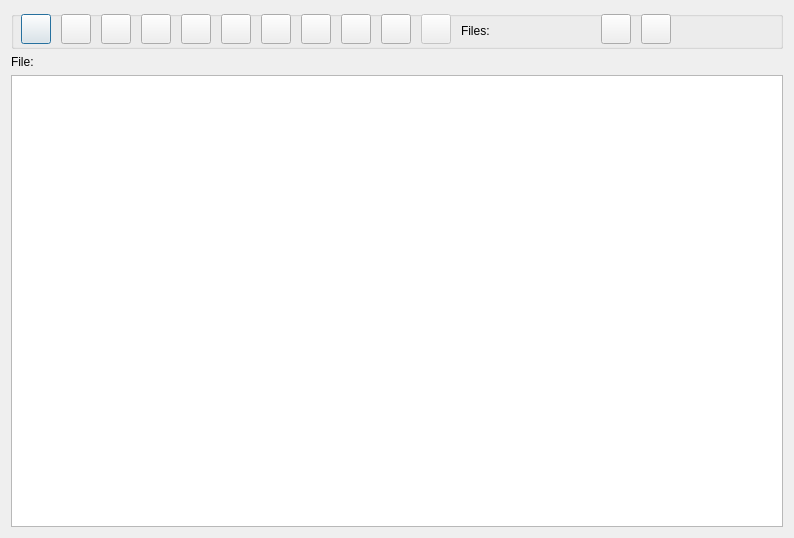
Old version of the form src/GUI_UIs/ui_dialog_manage_files.ui in the repository ccbogel/QualCoder.
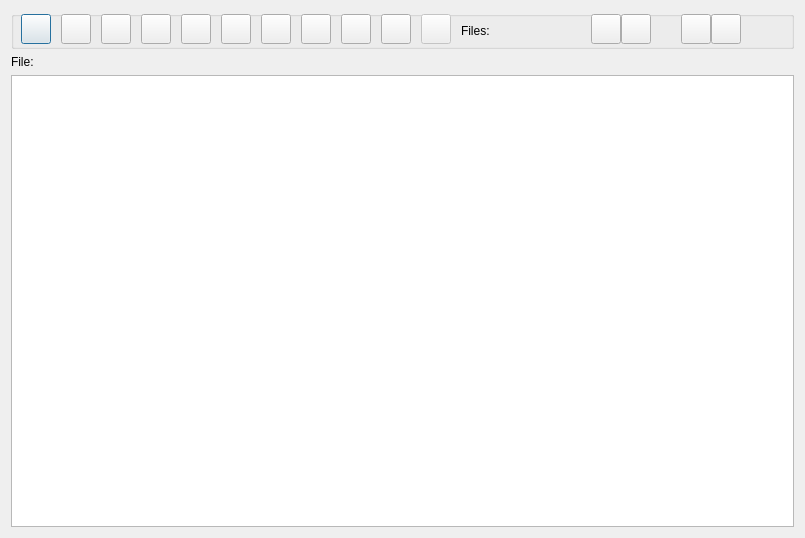
New version of the form.

Commit message: add buttons to load/save table display setting

```diff
--- a/src/GUI_UIs/ui_dialog_manage_files.ui
+++ b/src/GUI_UIs/ui_dialog_manage_files.ui
@@ -6,7 +6,7 @@
    <rect>
     <x>0</x>
     <y>0</y>
-    <width>794</width>
+    <width>805</width>
     <height>538</height>
    </rect>
   </property>
@@ -84,7 +84,7 @@
      <widget class="QPushButton" name="pushButton_delete">
       <property name="geometry">
        <rect>
-        <x>590</x>
+        <x>670</x>
         <y>3</y>
         <width>30</width>
         <height>30</height>
@@ -245,7 +245,7 @@
      <widget class="QPushButton" name="pushButton_bulk_rename">
       <property name="geometry">
        <rect>
-        <x>630</x>
+        <x>700</x>
         <y>3</y>
         <width>30</width>
         <height>30</height>
@@ -258,6 +258,38 @@
        <string/>
       </property>
      </widget>
+     <widget class="QPushButton" name="pushButton_display_save">
+      <property name="geometry">
+       <rect>
+        <x>610</x>
+        <y>3</y>
+        <width>30</width>
+        <height>30</height>
+       </rect>
+      </property>
+      <property name="toolTip">
+       <string>&lt;html&gt;&lt;head/&gt;&lt;body&gt;&lt;p&gt;Save table display settings. &lt;/p&gt;&lt;p&gt;(Hidden rows and columns and column sizing)&lt;/p&gt;&lt;/body&gt;&lt;/html&gt;</string>
+      </property>
+      <property name="text">
+       <string/>
+      </property>
+     </widget>
+     <widget class="QPushButton" name="pushButton_display_load">
+      <property name="geometry">
+       <rect>
+        <x>580</x>
+        <y>3</y>
+        <width>30</width>
+        <height>30</height>
+       </rect>
+      </property>
+      <property name="toolTip">
+       <string>&lt;html&gt;&lt;head/&gt;&lt;body&gt;&lt;p&gt;Load saved table display setting.&lt;/p&gt;&lt;p&gt;(Hidden rows and columns and column sizing)&lt;/p&gt;&lt;/body&gt;&lt;/html&gt;</string>
+      </property>
+      <property name="text">
+       <string/>
+      </property>
+     </widget>
     </widget>
    </item>
    <item row="3" column="0">
```
